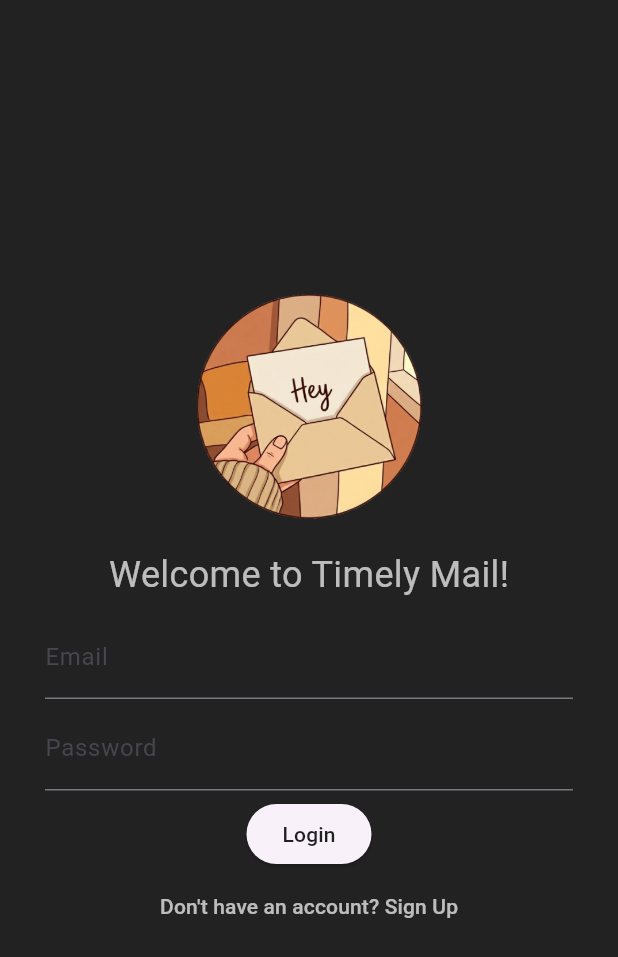
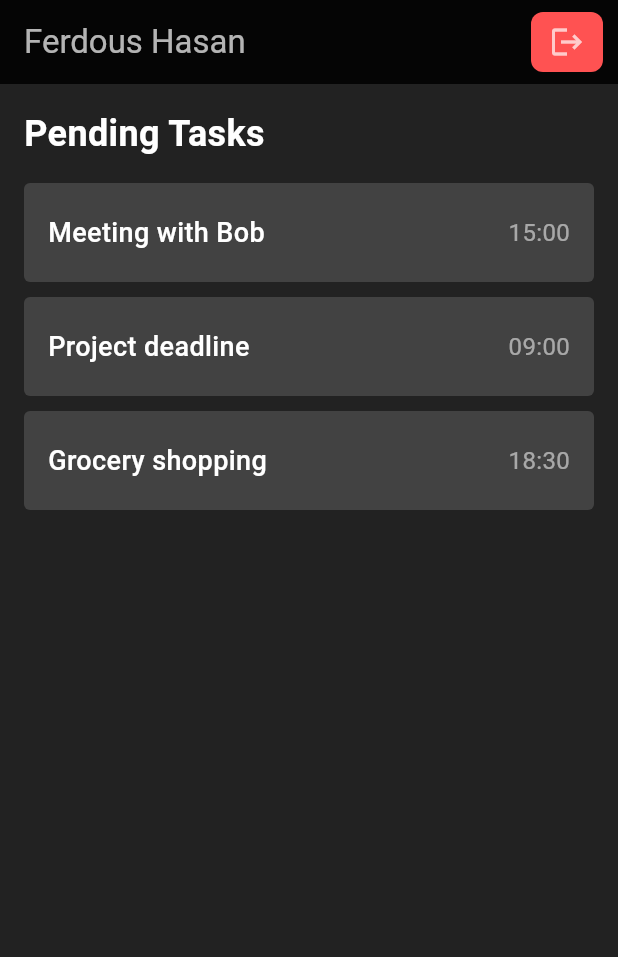
Before and after one commit to ferdoushasanpr/timelymail-flutter-application, a Flutter app: the screen it shows after launch, on a phone screen of 412 x 824 dp. Shown: the top 957 px of the screen. Run offline on Flutter 3.47's test engine with Material 3 defaults, Android fonts, the phone set to English and light mode, and no system bars.

Commit message:
feat: Tasklist Added in Dashboard Screen

```diff
--- /dev/null
+++ b/lib/screens/dashboard.dart
@@ -0,0 +1,37 @@
+import 'package:flutter/material.dart';
+import 'package:timelymail/widgets/taskform.dart';
+import 'package:timelymail/widgets/tasklist.dart';
+
+class Dashboard extends StatelessWidget {
+  const Dashboard({super.key});
+
+  @override
+  Widget build(BuildContext context) {
+    return Scaffold(
+      backgroundColor: Colors.black87,
+      appBar: AppBar(
+        title: const Text(
+          'Ferdous Hasan',
+          style: TextStyle(color: Colors.white70),
+        ),
+        backgroundColor: Colors.black87,
+        actions: [
+          Container(
+            decoration: BoxDecoration(
+              color: Colors.redAccent,
+              borderRadius: BorderRadius.circular(8),
+            ),
+            margin: const EdgeInsets.only(right: 10, top: 8, bottom: 8),
+            child: IconButton(
+              icon: const Icon(Icons.logout, color: Colors.white70),
+              onPressed: () {
+                // Handle logout action
+              },
+            ),
+          ),
+        ],
+      ),
+      body: Column(children: [Tasklist()]),
+    );
+  }
+}
--- a/lib/timelymail.dart
+++ b/lib/timelymail.dart
@@ -1,11 +1,13 @@
 import 'package:flutter/material.dart';
 import 'package:timelymail/screens/auth.dart';
+import 'package:timelymail/screens/dashboard.dart';
 
 class Timelymail extends StatelessWidget {
   const Timelymail({super.key});
 
   @override
   Widget build(BuildContext context) {
-    return Auth();
+    //return Auth();
+    return Dashboard();
   }
 }
--- /dev/null
+++ b/lib/widgets/tasklist.dart
@@ -0,0 +1,78 @@
+import 'package:flutter/material.dart';
+
+class Tasklist extends StatelessWidget {
+  const Tasklist({super.key});
+
+  @override
+  Widget build(BuildContext context) {
+    // Colors matching the image and previous form theme
+    const Color cardBackground = Color(0xFF424242);
+    const Color timeTextColor = Colors.white54;
+
+    // Sample data to match the image
+    final List<Map<String, String>> tasks = [
+      {"title": "Meeting with Bob", "time": "15:00"},
+      {"title": "Project deadline", "time": "09:00"},
+      {"title": "Grocery shopping", "time": "18:30"},
+    ];
+
+    return Container(
+      padding: const EdgeInsets.all(16),
+      child: Column(
+        crossAxisAlignment: CrossAxisAlignment.start,
+        children: [
+          const Text(
+            "Pending Tasks",
+            style: TextStyle(
+              color: Colors.white,
+              fontSize: 24,
+              fontWeight: FontWeight.bold,
+            ),
+          ),
+          const SizedBox(height: 16),
+          // Using ListView.separated to handle the list and spacing
+          ListView.separated(
+            shrinkWrap: true, // Needed if inside a Column
+            physics: const NeverScrollableScrollPhysics(),
+            itemCount: tasks.length,
+            separatorBuilder: (context, index) => const SizedBox(height: 10),
+            itemBuilder: (context, index) {
+              return Container(
+                padding: const EdgeInsets.symmetric(
+                  horizontal: 16,
+                  vertical: 20,
+                ),
+                decoration: BoxDecoration(
+                  color: cardBackground,
+                  borderRadius: BorderRadius.circular(
+                    4,
+                  ), // Slightly rounded corners
+                ),
+                child: Row(
+                  mainAxisAlignment: MainAxisAlignment.spaceBetween,
+                  children: [
+                    Text(
+                      tasks[index]["title"]!,
+                      style: const TextStyle(
+                        color: Colors.white,
+                        fontSize: 18,
+                        fontWeight: FontWeight.w500,
+                      ),
+                    ),
+                    Text(
+                      tasks[index]["time"]!,
+                      style: const TextStyle(
+                        color: timeTextColor,
+                        fontSize: 16,
+                      ),
+                    ),
+                  ],
+                ),
+              );
+            },
+          ),
+        ],
+      ),
+    );
+  }
+}
```
